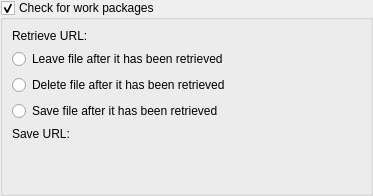
This is plan/kptworkpackageconfigpanel.ui in KDE/calligra as Qt 5 draws it before an edit. The edited form follows.
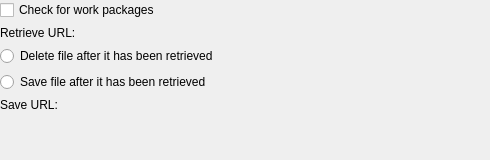
This is the edited form. Custom widgets are drawn as their Qt base class.

Commit message:
Improve users control of work package merging
Replace simple KMessageBox with editable list.
Enable manual check for packages from work package view.
Remove 'Leave file' option as it is not usable
Fix some return values (problem on windows)

```diff
--- a/plan/kptworkpackageconfigpanel.ui
+++ b/plan/kptworkpackageconfigpanel.ui
@@ -6,61 +6,56 @@
    <rect>
     <x>0</x>
     <y>0</y>
-    <width>373</width>
-    <height>196</height>
+    <width>490</width>
+    <height>160</height>
    </rect>
   </property>
-  <layout class="QVBoxLayout" name="verticalLayout">
+  <layout class="QGridLayout" name="gridLayout">
    <property name="margin">
     <number>0</number>
    </property>
-   <item>
-    <widget class="QGroupBox" name="kcfg_CheckForWorkPackages">
-     <property name="title">
+   <item row="0" column="0" colspan="2">
+    <widget class="QCheckBox" name="kcfg_CheckForWorkPackages">
+     <property name="text">
       <string>Check for work packages</string>
      </property>
-     <property name="flat">
-      <bool>true</bool>
-     </property>
-     <property name="checkable">
-      <bool>true</bool>
-     </property>
-     <layout class="QGridLayout" name="gridLayout">
-      <item row="0" column="0">
+    </widget>
+   </item>
+   <item row="1" column="0">
        <widget class="QLabel" name="label">
         <property name="text">
          <string>Retrieve URL:</string>
         </property>
        </widget>
       </item>
-      <item row="0" column="1">
+   <item row="1" column="1">
        <widget class="KUrlRequester" name="kcfg_RetrieveUrl"/>
       </item>
-      <item row="3" column="0" colspan="2">
+   <item row="2" column="0" colspan="2">
        <widget class="QRadioButton" name="kcfg_DeleteFile">
         <property name="text">
          <string>Delete file after it has been retrieved</string>
         </property>
        </widget>
       </item>
-      <item row="4" column="0" colspan="2">
+   <item row="3" column="0" colspan="2">
        <widget class="QRadioButton" name="kcfg_SaveFile">
         <property name="text">
          <string>Save file after it has been retrieved</string>
         </property>
        </widget>
       </item>
-      <item row="6" column="0">
+   <item row="4" column="0">
        <widget class="QLabel" name="label_2">
         <property name="text">
          <string>Save URL:</string>
         </property>
        </widget>
       </item>
-      <item row="6" column="1">
+   <item row="4" column="1">
        <widget class="KUrlRequester" name="kcfg_SaveUrl"/>
       </item>
-      <item row="7" column="1">
+   <item row="5" column="1">
        <spacer name="verticalSpacer">
         <property name="orientation">
          <enum>Qt::Vertical</enum>
@@ -72,16 +67,6 @@
          </size>
         </property>
        </spacer>
-      </item>
-      <item row="2" column="0" colspan="2">
-       <widget class="QRadioButton" name="kcfg_LeaveFile">
-        <property name="text">
-         <string>Leave file after it has been retrieved</string>
-        </property>
-       </widget>
-      </item>
-     </layout>
-    </widget>
    </item>
   </layout>
  </widget>
```
Lines whose indentation alone changed are shown as unchanged. The commit also changes 17 other files.
